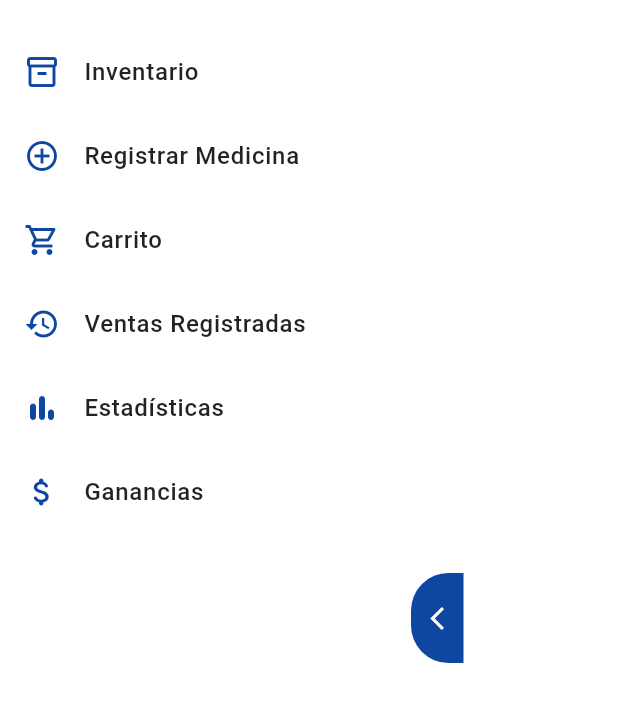
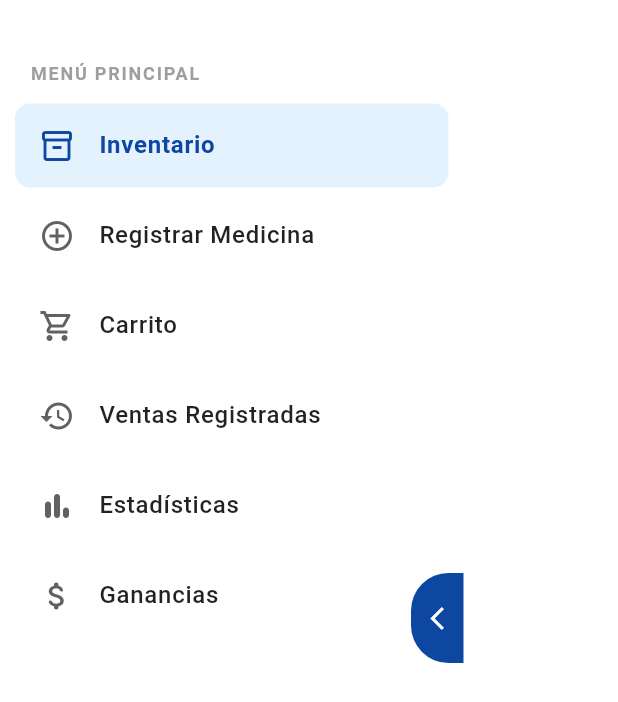
Before and after one commit to mitzdev1999/Farmacia_Moe, a Flutter app: the MoeSidebar widget shown alone on an empty page, opened directly, on a phone screen of 412 x 824 dp. Shown: the top 702 px of the screen. Run offline on Flutter 3.47's test engine with Material 3 defaults, Android fonts, the phone set to English and light mode, and no system bars; our stand-ins replace cloud_firestore, firebase_core; accounts and stored records are empty.

Commit message:
Update moe_sidebar.dart

```diff
--- a/farmacia_moe/lib/widgets/moe_sidebar.dart
+++ b/farmacia_moe/lib/widgets/moe_sidebar.dart
@@ -1,8 +1,11 @@
-// lib/widgets/moe_sidebar.dart
 import 'package:flutter/material.dart';
+import 'package:provider/provider.dart';
 import '../theme.dart';
+import '../providers/navigation_provider.dart';
 
 class MoeSidebar extends StatelessWidget {
+  const MoeSidebar({super.key});
+
   @override
   Widget build(BuildContext context) {
     return Drawer(
@@ -10,11 +13,24 @@ class MoeSidebar extends StatelessWidget {
       backgroundColor: Colors.white,
       child: Stack(
         children: [
-          SafeArea( // Para que los items no queden debajo del notch
+          SafeArea(
             child: Column(
               crossAxisAlignment: CrossAxisAlignment.start,
               children: [
-                const SizedBox(height: 20), // Espacio inicial estético
+                const SizedBox(height: 30),
+                // Título opcional pequeño o logo si deseas
+                const Padding(
+                  padding: EdgeInsets.symmetric(horizontal: 20, vertical: 10),
+                  child: Text(
+                    "MENÚ PRINCIPAL",
+                    style: TextStyle(
+                      color: Colors.grey,
+                      fontWeight: FontWeight.bold,
+                      letterSpacing: 1.2,
+                      fontSize: 12
+                    ),
+                  ),
+                ),
                 _item(context, Icons.inventory_2_outlined, "Inventario", 0),
                 _item(context, Icons.add_circle_outline, "Registrar Medicina", 1),
                 _item(context, Icons.shopping_cart_outlined, "Carrito", 2),
@@ -25,7 +41,7 @@ class MoeSidebar extends StatelessWidget {
             ),
           ),
 
-          // Botón de cierre en el borde derecho central
+          // Botón de cierre con flecha en el centro del borde derecho
           Align(
             alignment: Alignment.centerRight,
             child: GestureDetector(
@@ -50,16 +66,33 @@ class MoeSidebar extends StatelessWidget {
   }
 
   Widget _item(BuildContext context, IconData icon, String title, int index) {
-    return ListTile(
-      leading: Icon(icon, color: MoeTheme.primaryBlue),
-      title: Text(
-        title,
-        style: const TextStyle(fontWeight: FontWeight.w500, color: Colors.black87)
+    // Usamos listen: false porque solo queremos ejecutar la función, no reconstruir el item aquí
+    final navProvider = Provider.of<NavigationProvider>(context, listen: false);
+    final isSelected = Provider.of<NavigationProvider>(context).currentIndex == index;
+
+    return Container(
+      margin: const EdgeInsets.symmetric(horizontal: 10, vertical: 2),
+      decoration: BoxDecoration(
+        color: isSelected ? MoeTheme.lightBlue : Colors.transparent,
+        borderRadius: BorderRadius.circular(10),
       ),
-      onTap: () {
-        // Implementaremos la navegación con Provider aquí
-        Navigator.pop(context);
-      },
+      child: ListTile(
+        leading: Icon(
+          icon,
+          color: isSelected ? MoeTheme.primaryBlue : Colors.grey[700]
+        ),
+        title: Text(
+          title,
+          style: TextStyle(
+            fontWeight: isSelected ? FontWeight.bold : FontWeight.w500,
+            color: isSelected ? MoeTheme.primaryBlue : Colors.black87
+          )
+        ),
+        onTap: () {
+          navProvider.setIndex(index); // Cambia la pantalla en el MainLayout
+          Navigator.pop(context);      // Cierra el Sidebar
+        },
+      ),
     );
   }
 }
```
